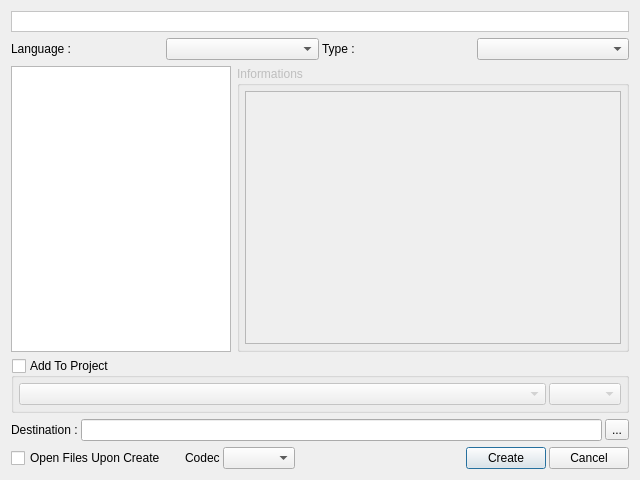
First picture: the form in v2/branches/dev/monkey/src/templatesmanager/ui/UITemplatesWizard.ui, repository testmana2/mks, before the edit.
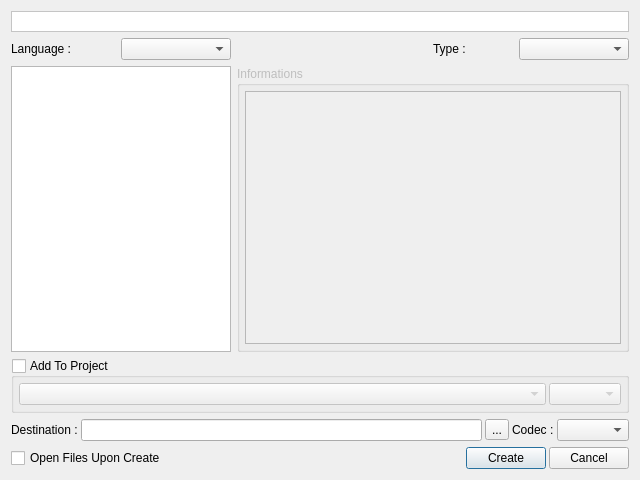
Second picture: the form after the edit. Icons and pictures are not drawn. Custom widgets are drawn as their Qt base class.

Commit message: Add codec support for templates wizard

What changed in the file:
```diff
--- a/v2/branches/dev/monkey/src/templatesmanager/ui/UITemplatesWizard.ui
+++ b/v2/branches/dev/monkey/src/templatesmanager/ui/UITemplatesWizard.ui
@@ -118,16 +118,16 @@
      </property>
     </widget>
    </item>
-   <item row="1" column="0" colspan="2" >
-    <layout class="QHBoxLayout" >
-     <property name="spacing" >
-      <number>3</number>
-     </property>
-     <property name="margin" >
-      <number>0</number>
-     </property>
+   <item row="1" column="0" >
+    <layout class="QHBoxLayout" name="horizontalLayout_2" >
      <item>
       <widget class="QLabel" name="lLanguage" >
+       <property name="minimumSize" >
+        <size>
+         <width>80</width>
+         <height>0</height>
+        </size>
+       </property>
        <property name="text" >
         <string>Language :</string>
        </property>
@@ -135,20 +135,56 @@
      </item>
      <item>
       <widget class="QComboBox" name="cbLanguages" >
+       <property name="minimumSize" >
+        <size>
+         <width>110</width>
+         <height>0</height>
+        </size>
+       </property>
        <property name="toolTip" >
         <string>Choose the language in witch you want to pick templates</string>
        </property>
       </widget>
      </item>
+    </layout>
+   </item>
+   <item row="1" column="1" >
+    <layout class="QHBoxLayout" name="horizontalLayout" >
+     <item>
+      <spacer name="horizontalSpacer" >
+       <property name="orientation" >
+        <enum>Qt::Horizontal</enum>
+       </property>
+       <property name="sizeHint" stdset="0" >
+        <size>
+         <width>16</width>
+         <height>22</height>
+        </size>
+       </property>
+      </spacer>
+     </item>
      <item>
       <widget class="QLabel" name="lType" >
+       <property name="minimumSize" >
+        <size>
+         <width>80</width>
+         <height>0</height>
+        </size>
+       </property>
        <property name="text" >
         <string>Type :</string>
        </property>
       </widget>
      </item>
      <item>
-      <widget class="QComboBox" name="cbTypes" />
+      <widget class="QComboBox" name="cbTypes" >
+       <property name="minimumSize" >
+        <size>
+         <width>110</width>
+         <height>0</height>
+        </size>
+       </property>
+      </widget>
      </item>
     </layout>
    </item>
@@ -299,6 +335,22 @@
        </property>
       </widget>
      </item>
+     <item>
+      <widget class="QLabel" name="lCodec" >
+       <property name="sizePolicy" >
+        <sizepolicy vsizetype="Preferred" hsizetype="Maximum" >
+         <horstretch>0</horstretch>
+         <verstretch>0</verstretch>
+        </sizepolicy>
+       </property>
+       <property name="text" >
+        <string>Codec :</string>
+       </property>
+      </widget>
+     </item>
+     <item>
+      <widget class="QComboBox" name="cbCodec" />
+     </item>
     </layout>
    </item>
    <item row="5" column="0" colspan="2" >
@@ -316,38 +368,6 @@
        </property>
       </widget>
      </item>
-     <item>
-      <spacer name="horizontalSpacer" >
-       <property name="orientation" >
-        <enum>Qt::Horizontal</enum>
-       </property>
-       <property name="sizeType" >
-        <enum>QSizePolicy::Fixed</enum>
-       </property>
-       <property name="sizeHint" stdset="0" >
-        <size>
-         <width>16</width>
-         <height>20</height>
-        </size>
-       </property>
-      </spacer>
-     </item>
-     <item>
-      <widget class="QLabel" name="lCodec" >
-       <property name="sizePolicy" >
-        <sizepolicy vsizetype="Preferred" hsizetype="Maximum" >
-         <horstretch>0</horstretch>
-         <verstretch>0</verstretch>
-        </sizepolicy>
-       </property>
-       <property name="text" >
-        <string>Codec</string>
-       </property>
-      </widget>
-     </item>
-     <item>
-      <widget class="QComboBox" name="cbCodec" />
-     </item>
      <item>
       <spacer name="horizontalSpacer_2" >
        <property name="orientation" >
```
The commit also changes 5 other files.
